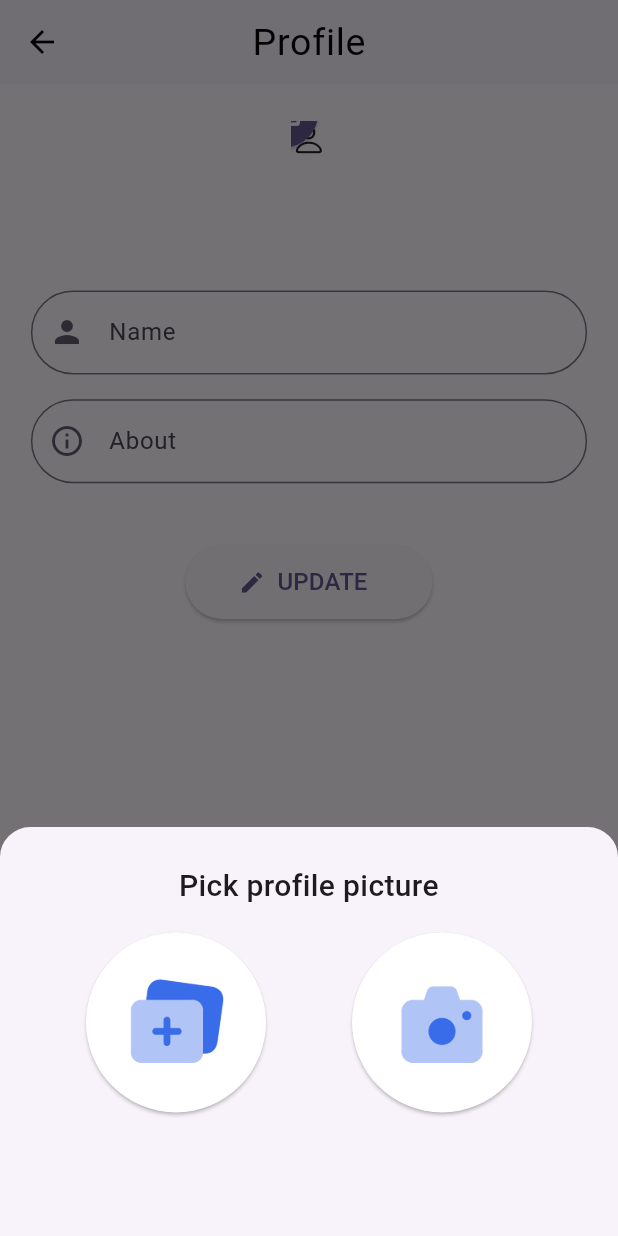
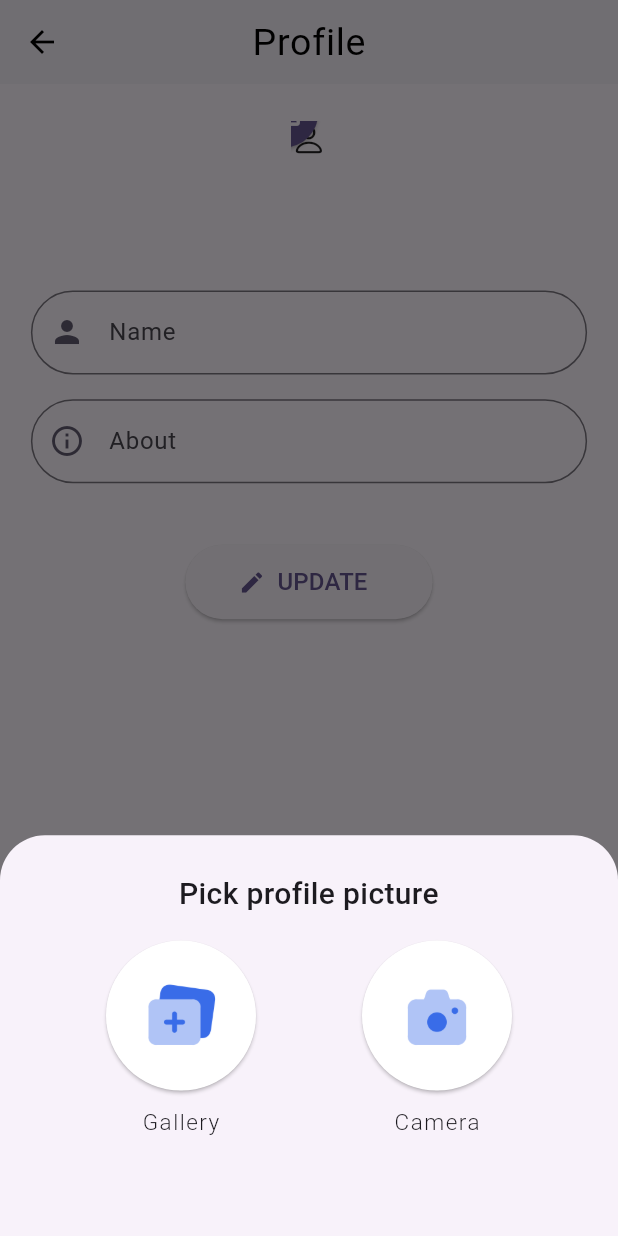
Before and after one commit to devzaq/Fake-Chats, a Flutter app: the ProfileScreen screen opened directly with empty values, after a tap on the "camera alt" icon, on a phone screen of 412 x 824 dp. Run offline on Flutter 3.47's test engine with Material 3 defaults, Android fonts, the phone set to English and light mode, and no system bars; drawn by our look-alikes of cached_network_image; our stand-ins replace cloud_firestore, firebase_auth, firebase_core, google_fonts, google_sign_in, image_picker; accounts and stored records are empty; network calls fail.

Commit message:
added functionality to ui

```diff
--- a/lib/screens/profile_screen.dart
+++ b/lib/screens/profile_screen.dart
@@ -1,9 +1,11 @@
 import 'dart:developer';
+import 'dart:io';
 
 import 'package:cached_network_image/cached_network_image.dart';
 import 'package:flutter/cupertino.dart';
 import 'package:flutter/material.dart';
 import 'package:google_sign_in/google_sign_in.dart';
+import 'package:image_picker/image_picker.dart';
 import 'package:messages/api/apis.dart';
 import 'package:messages/helper/dialogs.dart';
 import 'package:messages/main.dart';
@@ -20,6 +22,7 @@ class ProfileScreen extends StatefulWidget {
 
 class _ProfileScreenState extends State<ProfileScreen> {
   final _formKey = GlobalKey<FormState>();
+  String? _image;
   @override
   Widget build(BuildContext context) {
     bool showFab = MediaQuery.of(context).viewInsets.bottom != 0;
@@ -46,16 +49,27 @@ class _ProfileScreenState extends State<ProfileScreen> {
                   ),
                   Stack(
                     children: [
-                      CachedNetworkImage(
+                      _image != null
+                          ? ClipRRect(
+                              borderRadius: BorderRadius.circular(100),
+                              child: Image.file(
+                                File(_image!),
+                                width: 175.0,
+                                height: 175.0,
+                                fit: BoxFit.fill,
+                              ),
+                            )
+                          : CachedNetworkImage(
                               // alignment: Alignment.center,
                               imageUrl: widget.user.image!,
-                        imageBuilder: (context, imageProvider) => Container(
+                              imageBuilder: (context, imageProvider) =>
+                                  Container(
                                 width: 175.0,
                                 height: 175.0,
                                 decoration: BoxDecoration(
                                   shape: BoxShape.circle,
                                   image: DecorationImage(
-                                image: imageProvider, fit: BoxFit.fill),
+                                      image: imageProvider, fit: BoxFit.cover),
                                 ),
                               ),
                               placeholder: (context, url) =>
@@ -204,36 +218,92 @@ class _ProfileScreenState extends State<ProfileScreen> {
         context: context,
         shape: const RoundedRectangleBorder(
             borderRadius: BorderRadius.only(
-                topLeft: Radius.circular(20), topRight: Radius.circular(20))),
+                topLeft: Radius.circular(30), topRight: Radius.circular(30))),
         builder: (builder) {
           return ListView(
             shrinkWrap: true,
-            padding:
-                EdgeInsets.only(top: mq.height * 0.03, bottom: mq.height * 0.1),
+            padding: EdgeInsets.only(
+                top: mq.height * 0.03, bottom: mq.height * 0.08),
             children: [
               const Text(
                 "Pick profile picture",
                 textAlign: TextAlign.center,
                 style: TextStyle(fontSize: 20, fontWeight: FontWeight.w500),
               ),
-              SizedBox(height: mq.height*0.02,),
+              SizedBox(
+                height: mq.height * 0.02,
+              ),
               Row(
                 mainAxisAlignment: MainAxisAlignment.spaceEvenly,
+                children: [
+                  Column(
                     children: [
                       ElevatedButton(
                           style: ElevatedButton.styleFrom(
                               shape: const CircleBorder(),
                               backgroundColor: Colors.white,
-                          fixedSize: const Size(120, 120)),
-                      onPressed: () {},
+                              fixedSize: const Size(100, 100)),
+                          onPressed: () async {
+                            final ImagePicker picker = ImagePicker();
+                            // Pick an image.
+                            final XFile? image = await picker.pickImage(
+                                source: ImageSource.gallery);
+                            if (image != null) {
+                              setState(() {
+                                _image = image.path;
+                              });
+                              log('Image Path: ${image.path} --mimetype: ${image.mimeType}');
+                              if (!mounted) return;
+                              Navigator.pop(context);
+                            }
+                          },
                           child: Image.asset('images/image-gallery.png')),
+                      const Padding(
+                        padding: EdgeInsets.only(top: 10),
+                        child: Text(
+                          "Gallery",
+                          style: TextStyle(
+                              fontSize: 15,
+                              letterSpacing: 1,
+                              fontWeight: FontWeight.w300),
+                        ),
+                      )
+                    ],
+                  ),
+                  Column(
+                    children: [
                       ElevatedButton(
                           style: ElevatedButton.styleFrom(
                               shape: const CircleBorder(),
                               backgroundColor: Colors.white,
-                          fixedSize: const Size(120, 120)),
-                      onPressed: () {},
-                      child: Image.asset('images/camera.png'))
+                              fixedSize: const Size(100, 100)),
+                          onPressed: () async {
+                            final ImagePicker picker = ImagePicker();
+                            // Pick an image.
+                            final XFile? image = await picker.pickImage(
+                                source: ImageSource.camera);
+                            if (image != null) {
+                              setState(() {
+                                _image = image.path;
+                              });
+                              log('Image Path: ${image.path}');
+                              if (!mounted) return;
+                              Navigator.pop(context);
+                            }
+                          },
+                          child: Image.asset('images/camera.png')),
+                      const Padding(
+                        padding: EdgeInsets.only(top: 10),
+                        child: Text(
+                          "Camera",
+                          style: TextStyle(
+                              fontSize: 15,
+                              letterSpacing: 1,
+                              fontWeight: FontWeight.w300),
+                        ),
+                      )
+                    ],
+                  )
                 ],
               )
             ],
--- a/pubspec.yaml
+++ b/pubspec.yaml
@@ -40,6 +40,7 @@ dependencies:
   firebase_auth: ^4.19.4
   cloud_firestore: ^4.17.2
   cached_network_image: ^3.3.1
+  image_picker: ^1.1.1
 
 dev_dependencies:
   flutter_test:
```
Also changed, not shown: pubspec.lock, 6 other files. Lines whose indentation alone changed are shown as unchanged.
